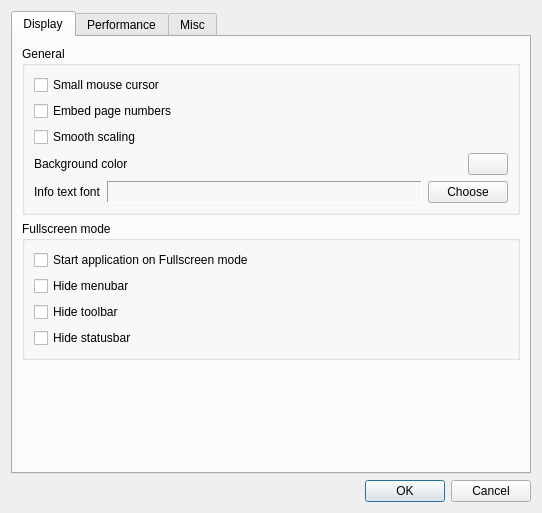
Above: src/ConfigDialog.ui from tombatossals/QComicBook before the change. Below: the same form after it.
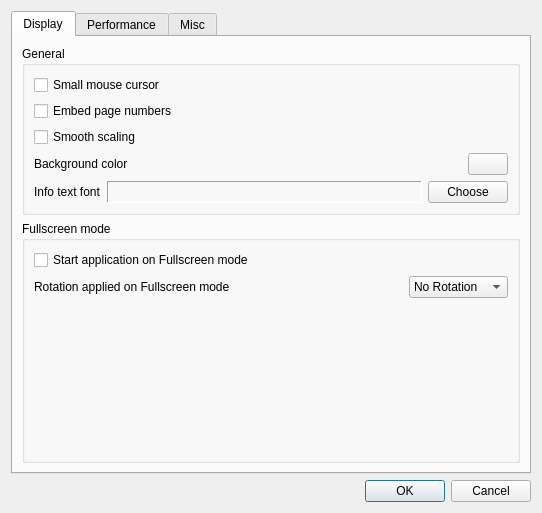
That is the form after the change. The open tabs and pages were chosen to show the change.

The edit to the form file:
```diff
--- a/src/ConfigDialog.ui
+++ b/src/ConfigDialog.ui
@@ -23,7 +23,7 @@
    <item>
     <widget class="QTabWidget" name="tabWidget">
      <property name="currentIndex">
-      <number>2</number>
+      <number>0</number>
      </property>
      <widget class="QWidget" name="tab">
       <attribute name="title">
@@ -142,28 +142,47 @@
            </widget>
           </item>
           <item>
-           <widget class="QCheckBox" name="cb_hidemenu">
+           <layout class="QHBoxLayout" name="horizontalLayout_6">
+            <item>
+             <widget class="QLabel" name="label_6">
             <property name="text">
-             <string>Hide menubar</string>
+               <string>Rotation applied on Fullscreen mode</string>
             </property>
            </widget>
           </item>
           <item>
-           <widget class="QCheckBox" name="cb_hidetoolbar">
+             <spacer name="horizontalSpacer_4">
+              <property name="orientation">
+               <enum>Qt::Horizontal</enum>
+              </property>
+              <property name="sizeHint" stdset="0">
+               <size>
+                <width>40</width>
+                <height>20</height>
+               </size>
+              </property>
+             </spacer>
+            </item>
+            <item>
+             <widget class="QComboBox" name="cb_fullscreenrotation">
+              <item>
             <property name="text">
-             <string>Hide toolbar</string>
-            </property>
-           </widget>
+                <string>No Rotation</string>
+               </property>
           </item>
           <item>
-           <widget class="QCheckBox" name="cb_hidestatus">
             <property name="text">
-             <string>Hide statusbar</string>
-            </property>
+                <string>Rotate Left</string>
+               </property>
+              </item>
+              <item>
+               <property name="text">
+                <string>Rotate Right</string>
+               </property>
+              </item>
            </widget>
           </item>
          </layout>
-        </widget>
        </item>
        <item>
         <spacer name="verticalSpacer">
@@ -173,10 +192,13 @@
          <property name="sizeHint" stdset="0">
           <size>
            <width>20</width>
-           <height>37</height>
+              <height>40</height>
           </size>
          </property>
         </spacer>
+          </item>
+         </layout>
+        </widget>
        </item>
       </layout>
      </widget>
```
Lines whose indentation alone changed are shown as unchanged.
